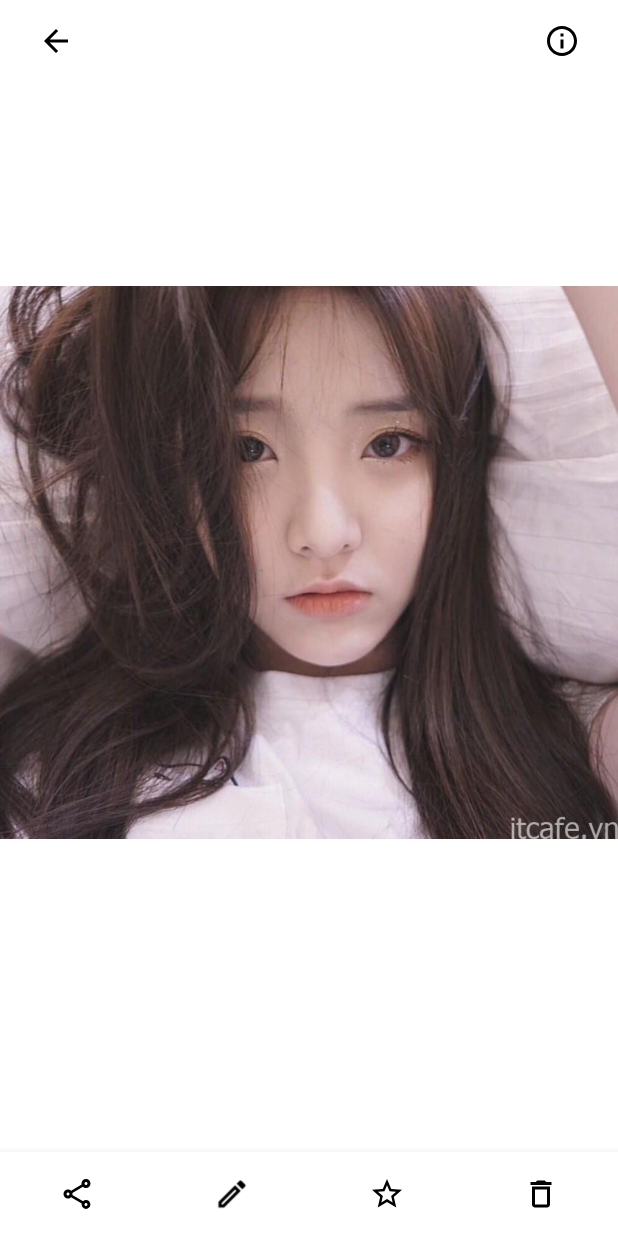
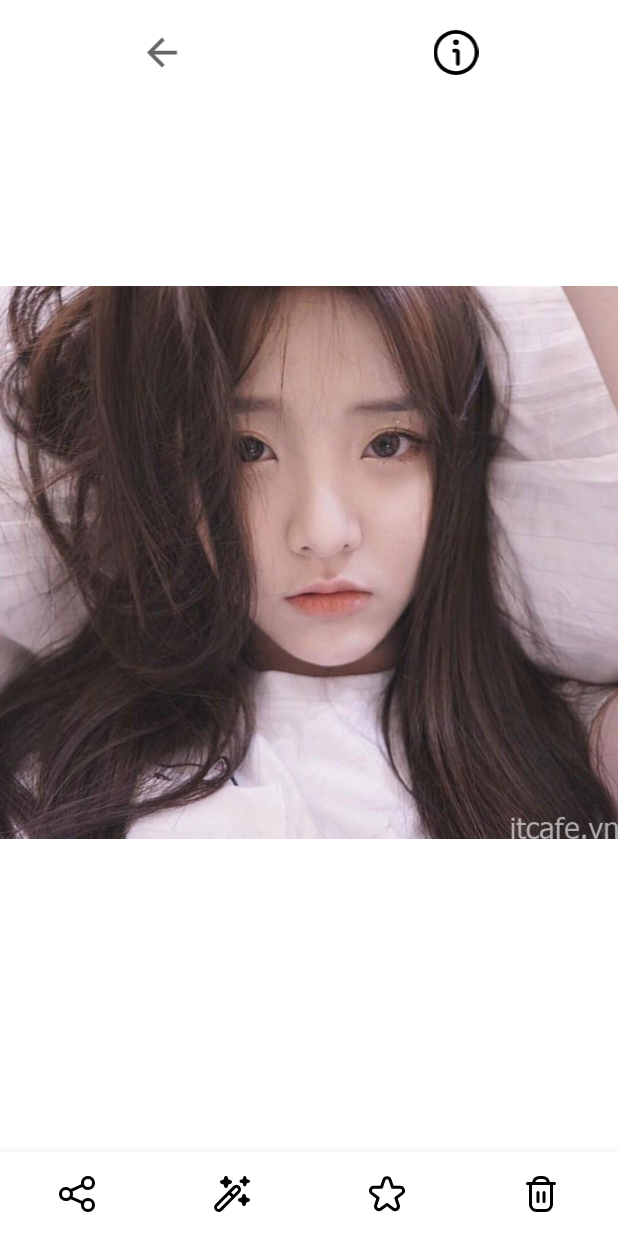
Before and after one commit to Ashpex/Simple-Gallery, an Android app: the screen it shows after launch (PictureActivity), after a tap on an icon or button, on a phone screen of 412 x 824 dp. Run offline under Robolectric (Android 15) with nearby library versions, the phone set to English and light mode, and no system bars; libraries missing offline, so code that uses them is left out: com.gun0912.tedpermission; 2 statements that could not run were skipped.

Commit message:
Rearrange layout and edit icons

```diff
--- a/app/src/main/res/drawable/ic_back.xml
+++ b/app/src/main/res/drawable/ic_back.xml
@@ -2,8 +2,10 @@
     android:width="24dp"
     android:height="24dp"
     android:viewportWidth="24"
-    android:viewportHeight="24">
+    android:viewportHeight="24"
+    android:tint="?attr/colorControlNormal"
+    android:autoMirrored="true">
   <path
-      android:pathData="M20,11H7.83l5.59,-5.59L12,4l-8,8 8,8 1.41,-1.41L7.83,13H20v-2z"
-      android:fillColor="#000000"/>
+      android:fillColor="#FF000000"
+      android:pathData="M20,11H7.83l5.59,-5.59L12,4l-8,8 8,8 1.41,-1.41L7.83,13H20v-2z"/>
 </vector>
--- a/app/src/main/res/drawable/ic_delete.xml
+++ b/app/src/main/res/drawable/ic_delete.xml
@@ -1,9 +1,6 @@
-<vector xmlns:android="http://schemas.android.com/apk/res/android"
-    android:width="18dp"
-    android:height="18dp"
-    android:viewportWidth="24"
-    android:viewportHeight="24">
-  <path
-      android:pathData="M16,9v10H8V9h8m-1.5,-6h-5l-1,1H5v2h14V4h-3.5l-1,-1zM18,7H6v12c0,1.1 0.9,2 2,2h8c1.1,0 2,-0.9 2,-2V7z"
-      android:fillColor="#000000"/>
+<vector android:height="24dp" android:viewportHeight="24"
+    android:viewportWidth="24" android:width="24dp" xmlns:android="http://schemas.android.com/apk/res/android">
+    <path android:fillColor="#FF000000" android:pathData="M21,4L17.9,4A5.009,5.009 0,0 0,13 0L11,0A5.009,5.009 0,0 0,6.1 4L3,4A1,1 0,0 0,3 6L4,6L4,19a5.006,5.006 0,0 0,5 5h6a5.006,5.006 0,0 0,5 -5L20,6h1a1,1 0,0 0,0 -2ZM11,2h2a3.006,3.006 0,0 1,2.829 2L8.171,4A3.006,3.006 0,0 1,11 2ZM18,19a3,3 0,0 1,-3 3L9,22a3,3 0,0 1,-3 -3L6,6L18,6Z"/>
+    <path android:fillColor="#FF000000" android:pathData="M10,18a1,1 0,0 0,1 -1V11a1,1 0,0 0,-2 0v6A1,1 0,0 0,10 18Z"/>
+    <path android:fillColor="#FF000000" android:pathData="M14,18a1,1 0,0 0,1 -1V11a1,1 0,0 0,-2 0v6A1,1 0,0 0,14 18Z"/>
 </vector>
--- /dev/null
+++ b/app/src/main/res/drawable/ic_edit.xml
@@ -0,0 +1,9 @@
+<vector xmlns:android="http://schemas.android.com/apk/res/android"
+    android:width="512dp"
+    android:height="512dp"
+    android:viewportWidth="24"
+    android:viewportHeight="24">
+  <path
+      android:fillColor="#FF000000"
+      android:pathData="m18,9.064a3.049,3.049 0,0 0,-0.9 -2.164,3.139 3.139,0 0,0 -4.334,0l-11.866,11.869a3.064,3.064 0,0 0,4.33 4.331l11.87,-11.869a3.047,3.047 0,0 0,0.9 -2.167zM3.816,21.688a1.087,1.087 0,0 1,-1.5 0,1.062 1.062,0 0,1 0,-1.5l7.769,-7.77 1.505,1.505zM15.688,9.816 L13,12.505 11.5,11 14.189,8.312a1.063,1.063 0,1 1,1.5 1.5zM4.863,2.855 L6.413,2.413 6.855,0.863a1.191,1.191 0,0 1,2.29 0l0.442,1.55 1.55,0.442a1.191,1.191 0,0 1,0 2.29l-1.55,0.442 -0.442,1.55a1.191,1.191 0,0 1,-2.29 0l-0.442,-1.55 -1.55,-0.442a1.191,1.191 0,0 1,0 -2.29zM23.137,17.145 L21.587,17.587 21.145,19.137a1.191,1.191 0,0 1,-2.29 0l-0.442,-1.55 -1.55,-0.442a1.191,1.191 0,0 1,0 -2.29l1.55,-0.442 0.442,-1.55a1.191,1.191 0,0 1,2.29 0l0.442,1.55 1.55,0.442a1.191,1.191 0,0 1,0 2.29zM17.755,2.5 L19.111,2.113 19.5,0.755a1.042,1.042 0,0 1,2 0l0.387,1.356 1.356,0.387a1.042,1.042 0,0 1,0 2l-1.356,0.387 -0.387,1.359a1.042,1.042 0,0 1,-2 0l-0.387,-1.355 -1.358,-0.389a1.042,1.042 0,0 1,0 -2z"/>
+</vector>
--- a/app/src/main/res/drawable/ic_info.xml
+++ b/app/src/main/res/drawable/ic_info.xml
@@ -1,9 +1,6 @@
-<vector xmlns:android="http://schemas.android.com/apk/res/android"
-    android:width="24dp"
-    android:height="24dp"
-    android:viewportWidth="24"
-    android:viewportHeight="24">
-  <path
-      android:pathData="M11,7h2v2h-2zM11,11h2v6h-2zM12,2C6.48,2 2,6.48 2,12s4.48,10 10,10 10,-4.48 10,-10S17.52,2 12,2zM12,20c-4.41,0 -8,-3.59 -8,-8s3.59,-8 8,-8 8,3.59 8,8 -3.59,8 -8,8z"
-      android:fillColor="#000000"/>
+<vector android:height="24dp" android:viewportHeight="24"
+    android:viewportWidth="24" android:width="24dp" xmlns:android="http://schemas.android.com/apk/res/android">
+    <path android:fillColor="#FF000000" android:pathData="M12,0A12,12 0,1 0,24 12,12.013 12.013,0 0,0 12,0ZM12,22A10,10 0,1 1,22 12,10.011 10.011,0 0,1 12,22Z"/>
+    <path android:fillColor="#FF000000" android:pathData="M12,10H11a1,1 0,0 0,0 2h1v6a1,1 0,0 0,2 0V12A2,2 0,0 0,12 10Z"/>
+    <path android:fillColor="#FF000000" android:pathData="M12,6.5m-1.5,0a1.5,1.5 0,1 1,3 0a1.5,1.5 0,1 1,-3 0"/>
 </vector>
--- a/app/src/main/res/drawable/ic_share.xml
+++ b/app/src/main/res/drawable/ic_share.xml
@@ -1,9 +1,9 @@
 <vector xmlns:android="http://schemas.android.com/apk/res/android"
-    android:width="24dp"
-    android:height="24dp"
+    android:width="512dp"
+    android:height="512dp"
     android:viewportWidth="24"
     android:viewportHeight="24">
   <path
-      android:pathData="M18,16.08c-0.76,0 -1.44,0.3 -1.96,0.77L8.91,12.7c0.05,-0.23 0.09,-0.46 0.09,-0.7s-0.04,-0.47 -0.09,-0.7l7.05,-4.11c0.54,0.5 1.25,0.81 2.04,0.81 1.66,0 3,-1.34 3,-3s-1.34,-3 -3,-3 -3,1.34 -3,3c0,0.24 0.04,0.47 0.09,0.7L8.04,9.81C7.5,9.31 6.79,9 6,9c-1.66,0 -3,1.34 -3,3s1.34,3 3,3c0.79,0 1.5,-0.31 2.04,-0.81l7.12,4.16c-0.05,0.21 -0.08,0.43 -0.08,0.65 0,1.61 1.31,2.92 2.92,2.92s2.92,-1.31 2.92,-2.92c0,-1.61 -1.31,-2.92 -2.92,-2.92zM18,4c0.55,0 1,0.45 1,1s-0.45,1 -1,1 -1,-0.45 -1,-1 0.45,-1 1,-1zM6,13c-0.55,0 -1,-0.45 -1,-1s0.45,-1 1,-1 1,0.45 1,1 -0.45,1 -1,1zM18,20.02c-0.55,0 -1,-0.45 -1,-1s0.45,-1 1,-1 1,0.45 1,1 -0.45,1 -1,1z"
-      android:fillColor="#000000"/>
+      android:fillColor="#FF000000"
+      android:pathData="M19.333,14.667a4.66,4.66 0,0 0,-3.839 2.024L8.985,13.752a4.574,4.574 0,0 0,0.005 -3.488l6.5,-2.954a4.66,4.66 0,1 0,-0.827 -2.643,4.633 4.633,0 0,0 0.08,0.786L7.833,8.593a4.668,4.668 0,1 0,-0.015 6.827l6.928,3.128a4.736,4.736 0,0 0,-0.079 0.785,4.667 4.667,0 1,0 4.666,-4.666ZM19.333,2a2.667,2.667 0,1 1,-2.666 2.667A2.669,2.669 0,0 1,19.333 2ZM4.667,14.667A2.667,2.667 0,1 1,7.333 12,2.67 2.67,0 0,1 4.667,14.667ZM19.333,22A2.667,2.667 0,1 1,22 19.333,2.669 2.669,0 0,1 19.333,22Z"/>
 </vector>
--- a/app/src/main/res/drawable/ic_star.xml
+++ b/app/src/main/res/drawable/ic_star.xml
@@ -1,9 +1,9 @@
 <vector xmlns:android="http://schemas.android.com/apk/res/android"
-    android:width="24dp"
-    android:height="24dp"
+    android:width="512dp"
+    android:height="512dp"
     android:viewportWidth="24"
     android:viewportHeight="24">
   <path
-      android:pathData="M22,9.24l-7.19,-0.62L12,2 9.19,8.63 2,9.24l5.46,4.73L5.82,21 12,17.27 18.18,21l-1.63,-7.03L22,9.24zM12,15.4l-3.76,2.27 1,-4.28 -3.32,-2.88 4.38,-0.38L12,6.1l1.71,4.04 4.38,0.38 -3.32,2.88 1,4.28L12,15.4z"
-      android:fillColor="#000000"/>
+      android:fillColor="#FF000000"
+      android:pathData="M23.836,8.794a3.179,3.179 0,0 0,-3.067 -2.226L16.4,6.568L15.073,2.432a3.227,3.227 0,0 0,-6.146 0L7.6,6.568L3.231,6.568a3.227,3.227 0,0 0,-1.9 5.832L4.887,15 3.535,19.187A3.178,3.178 0,0 0,4.719 22.8a3.177,3.177 0,0 0,3.8 -0.019L12,20.219l3.482,2.559a3.227,3.227 0,0 0,4.983 -3.591L19.113,15l3.56,-2.6A3.177,3.177 0,0 0,23.836 8.794ZM21.493,10.785 L17.349,13.814a1,1 0,0 0,-0.362 1.116L18.562,19.8a1.227,1.227 0,0 1,-1.895 1.365l-4.075,-3a1,1 0,0 0,-1.184 0l-4.075,3a1.227,1.227 0,0 1,-1.9 -1.365L7.013,14.93a1,1 0,0 0,-0.362 -1.116L2.507,10.785a1.227,1.227 0,0 1,0.724 -2.217h5.1a1,1 0,0 0,0.952 -0.694l1.55,-4.831a1.227,1.227 0,0 1,2.336 0l1.55,4.831a1,1 0,0 0,0.952 0.694h5.1a1.227,1.227 0,0 1,0.724 2.217Z"/>
 </vector>
--- a/app/src/main/res/layout/activity_picture.xml
+++ b/app/src/main/res/layout/activity_picture.xml
@@ -3,6 +3,32 @@
     xmlns:app="http://schemas.android.com/apk/res-auto"
     android:layout_width="match_parent"
     android:layout_height="match_parent">
+
+    <LinearLayout
+        android:layout_width="match_parent"
+        android:layout_height="50dp"
+        android:orientation="horizontal"
+        android:padding="10dp"
+        android:layout_marginTop="10dp">
+
+        <ImageView
+            android:id="@+id/imgViewBack"
+            android:layout_width="0dp"
+            android:layout_weight="0.1"
+            android:layout_height="match_parent"
+            android:layout_gravity="center"
+            android:src="@drawable/ic_back"
+            android:foregroundTint="@color/black" />
+
+        <ImageView
+            android:layout_gravity="center"
+            android:layout_width="0dp"
+            android:layout_height="match_parent"
+            android:layout_weight="0.1"
+
+            android:src="@drawable/ic_info" />
+    </LinearLayout>
+
 
     <ImageView
         android:id="@+id/imgPicture"
@@ -33,22 +59,7 @@
 <!--        app:itemTextColor="@color/custom_color_bottom_nav"-->
 <!--        app:labelVisibilityMode="unlabeled"-->
 <!--        app:menu="@menu/menu_top_picture" />-->
-    <ImageView
-        android:id="@+id/imgViewBack"
-        android:layout_width="wrap_content"
-        android:layout_height="wrap_content"
-        android:layout_marginLeft="25dp"
-        android:layout_marginTop="15dp"
-        android:src="@drawable/ic_back" />
 
-    <ImageView
-        android:layout_marginRight="25dp"
-        android:layout_marginTop="15dp"
-        android:layout_width="wrap_content"
-        android:layout_height="wrap_content"
-        android:layout_alignParentRight="true"
-
-        android:src="@drawable/ic_info"/>
 
     <com.google.android.material.bottomnavigation.BottomNavigationView
         android:id="@+id/bottom_picture"
```
Also changed, not shown: app/src/main/res/drawable/ic_search.xml (+4 -4 lines), app/src/main/res/layout/fragment_album.xml (+11 -7 lines), app/src/main/res/layout/fragment_list_album.xml (+29 -18 lines), app/src/main/res/drawable/ic_edit.png (deleted).
